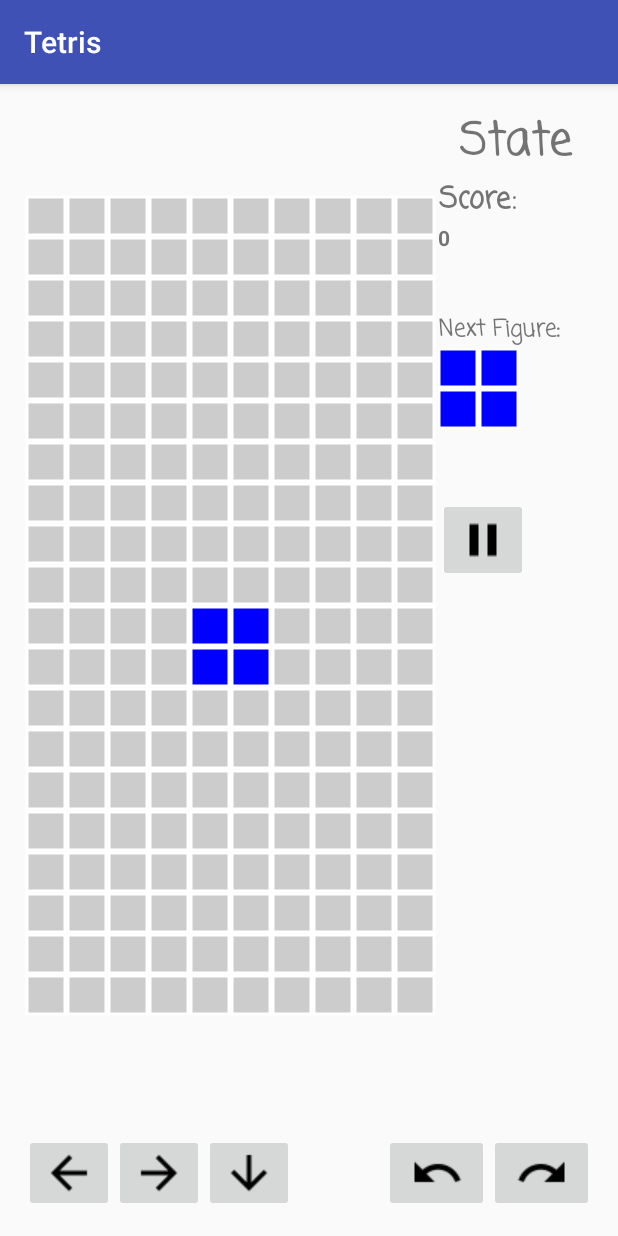
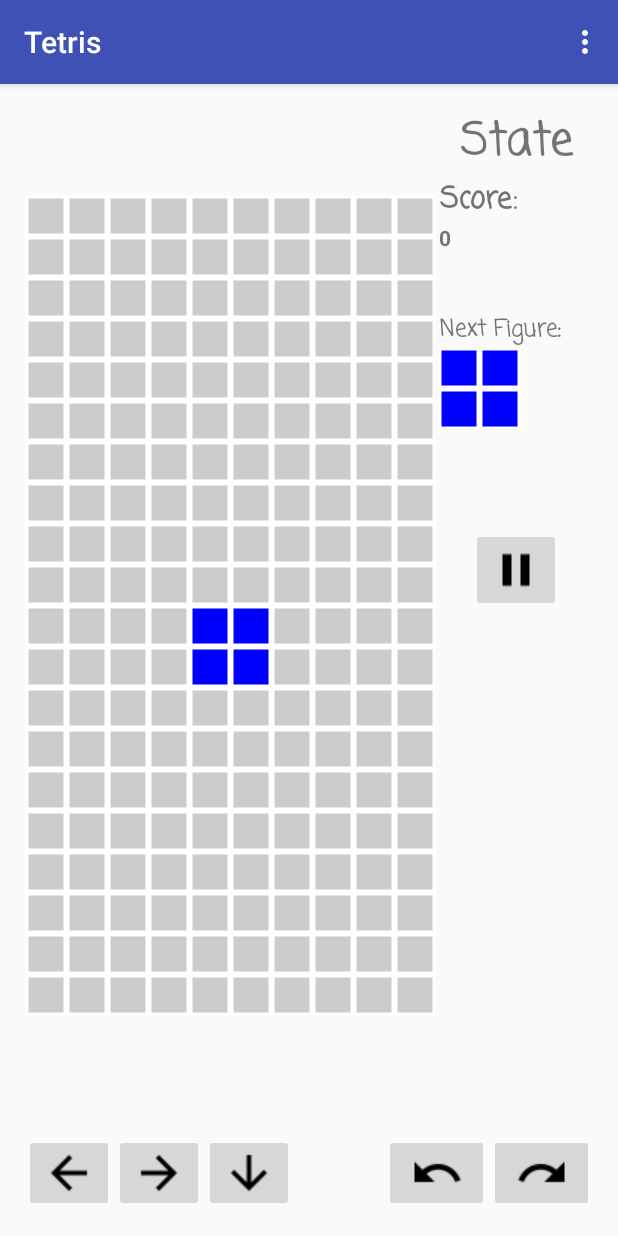
Before and after one commit to rus13/Tetris, an Android app: the screen it shows after launch (TetrisActivity), on a phone screen of 412 x 824 dp. Run offline under Robolectric (Android 15) with nearby library versions, the phone set to English and light mode, and no system bars.

Commit message:
options menu added with option new game game over text added

```diff
--- a/app/src/main/java/com/ruslan/tetris/TetrisActivity.java
+++ b/app/src/main/java/com/ruslan/tetris/TetrisActivity.java
@@ -3,6 +3,9 @@ import android.media.Image;
 import android.os.Handler;
 import android.support.v7.app.AppCompatActivity;
 import android.os.Bundle;
+import android.view.Menu;
+import android.view.MenuInflater;
+import android.view.MenuItem;
 import android.view.MotionEvent;
 import android.view.View;
 import android.widget.Button;
@@ -34,18 +37,36 @@ public class TetrisActivity extends AppCompatActivity {
         setUpButtonListener();
         controller.start();
     }
-
+    @Override
+    public boolean onCreateOptionsMenu(Menu menu) {
+        MenuInflater inflater = getMenuInflater();
+        inflater.inflate(R.menu.main_menu, menu);
+        return true;
+    }
+    @Override
+    public boolean onOptionsItemSelected(MenuItem item) {
+        // Handle item selection
+        switch (item.getItemId()) {
+            case R.id.new_game:
+                newGame();
+                return true;
+            default:
+                return super.onOptionsItemSelected(item);
+        }
+    }
+    private void newGame(){
+        this.recreate();
+    }
     @Override
     protected void onPause(){
         super.onPause();
         controller.processEvent(TetrisController.InputEvent.PAUSE);
     }
-
+    @Override
     protected void onResume(){
         super.onResume();
         controller.processEvent(TetrisController.InputEvent.RESUME);
     }
-
     // Initialize the button listener, also use lock object to synchronize the action of the game and the user
     private void setUpButtonListener() {
         ImageButton ibutton = (ImageButton) findViewById(R.id.button_left);
@@ -124,7 +145,9 @@ public class TetrisActivity extends AppCompatActivity {
     }
 
     public void game_over() {
-
+        TextView t = (TextView) findViewById(R.id.game_over);
+        String text = getApplicationContext().getResources().getString(R.string.game_over);
+        t.setText(text);
     }
 
 }
--- a/app/src/main/java/com/ruslan/tetris/TetrisModel.java
+++ b/app/src/main/java/com/ruslan/tetris/TetrisModel.java
@@ -161,16 +161,9 @@ public class TetrisModel {
         else
             return grid[r][c].getColor();
     }
-/*    public int getRows(){
-        return rows;
-    }
-    public int getColumns(){
-        return columns;
-    }*/
     public int getScore(){
         return score;
     }
-
     public int getNextFigureColor(){
         return next_fig.getColor();
     }
--- a/app/src/main/res/layout/activity_main.xml
+++ b/app/src/main/res/layout/activity_main.xml
@@ -19,13 +19,26 @@
         android:orientation="horizontal"
         android:paddingBottom="20dp">
 
-        <com.ruslan.tetris.GridView
-            android:id="@+id/tetris_view"
+        <RelativeLayout
             android:layout_width="match_parent"
             android:layout_height="wrap_content"
-            android:layout_weight="1.5"
-            tetris:blocksX="@integer/blocksX"
-            tetris:blocksY="@integer/blocksY" />
+            android:layout_weight="1.5">
+            <com.ruslan.tetris.GridView
+                android:id="@+id/tetris_view"
+                android:layout_width="match_parent"
+                android:layout_height="wrap_content"
+                tetris:blocksX="@integer/blocksX"
+                tetris:blocksY="@integer/blocksY" />
+            <TextView
+                android:id="@+id/game_over"
+                android:layout_width="match_parent"
+                android:layout_height="wrap_content"
+                android:fontFamily="casual"
+                android:text=""
+                android:textSize="45sp"
+                android:textStyle="bold"
+                android:layout_marginTop="50dp"/>
+        </RelativeLayout>
 
         <LinearLayout
             android:layout_width="match_parent"
@@ -71,7 +84,7 @@
             <com.ruslan.tetris.NextFigureView
                 android:id="@+id/next_figure"
                 android:layout_width="match_parent"
-                android:layout_height="100dp" />
+                android:layout_height="120dp" />
 
             <ImageButton
                 android:id="@+id/button_pause"
@@ -79,6 +92,7 @@
                 android:layout_height="wrap_content"
                 android:minHeight="40dp"
                 android:minWidth="40dp"
+                android:layout_gravity="center"
                 android:src="@drawable/pause" />
         </LinearLayout>
     </LinearLayout>
--- /dev/null
+++ b/app/src/main/res/menu/main_menu.xml
@@ -0,0 +1,8 @@
+<?xml version="1.0" encoding="utf-8"?>
+<menu xmlns:android="http://schemas.android.com/apk/res/android"
+    xmlns:tetris="http://schemas.android.com/apk/res-auto">
+    <item
+        android:id="@+id/new_game"
+        android:title="@string/new_game"
+        tetris:showAsAction="never" />
+</menu>
--- a/app/src/main/res/values/strings.xml
+++ b/app/src/main/res/values/strings.xml
@@ -11,4 +11,6 @@
     <string name="score">Score: </string>
     <string name="next_figure">Next Figure: </string>
     <string name="zero"> 0 </string>
+    <string name="new_game">New Game</string>
+    <string name="game_over">Game Over</string>
 </resources>
```
